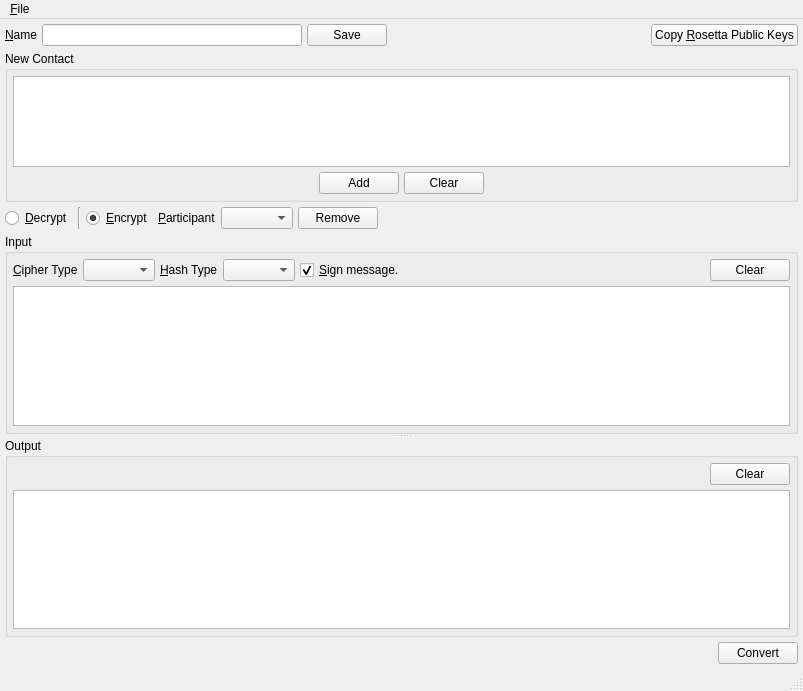
xloem/spot-on-svn, file UI/rosetta.ui: the form before one commit.
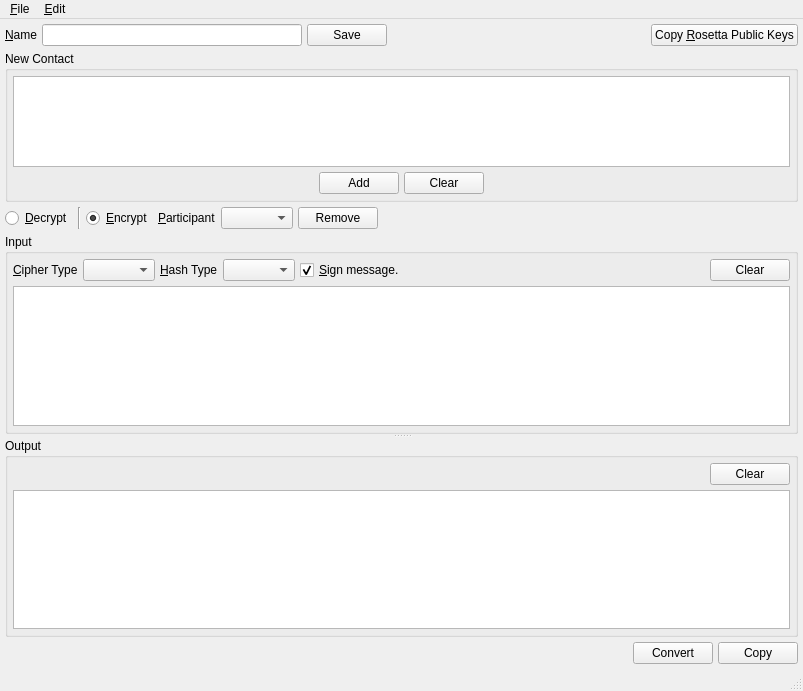
The form after the commit. Icons and pictures are not drawn.

Commit message: Added copy and paste to Rosetta. Removed obsolete methods from the kernel.

The edit to the form file:
```diff
--- a/UI/rosetta.ui
+++ b/UI/rosetta.ui
@@ -382,6 +382,13 @@
         </property>
        </widget>
       </item>
+      <item>
+       <widget class="QPushButton" name="copyConverted">
+        <property name="text">
+         <string>Copy</string>
+        </property>
+       </widget>
+      </item>
      </layout>
     </item>
    </layout>
@@ -401,7 +408,15 @@
     </property>
     <addaction name="action_Close"/>
    </widget>
+   <widget class="QMenu" name="menu_Edit">
+    <property name="title">
+     <string>&amp;Edit</string>
+    </property>
+    <addaction name="action_Copy"/>
+    <addaction name="action_Paste"/>
+   </widget>
    <addaction name="menu_File"/>
+   <addaction name="menu_Edit"/>
   </widget>
   <widget class="QStatusBar" name="statusbar"/>
   <action name="action_Close">
```
Left out of the diff: 16 changed lines with no effect on the pictures. The commit also changes 5 other files.
